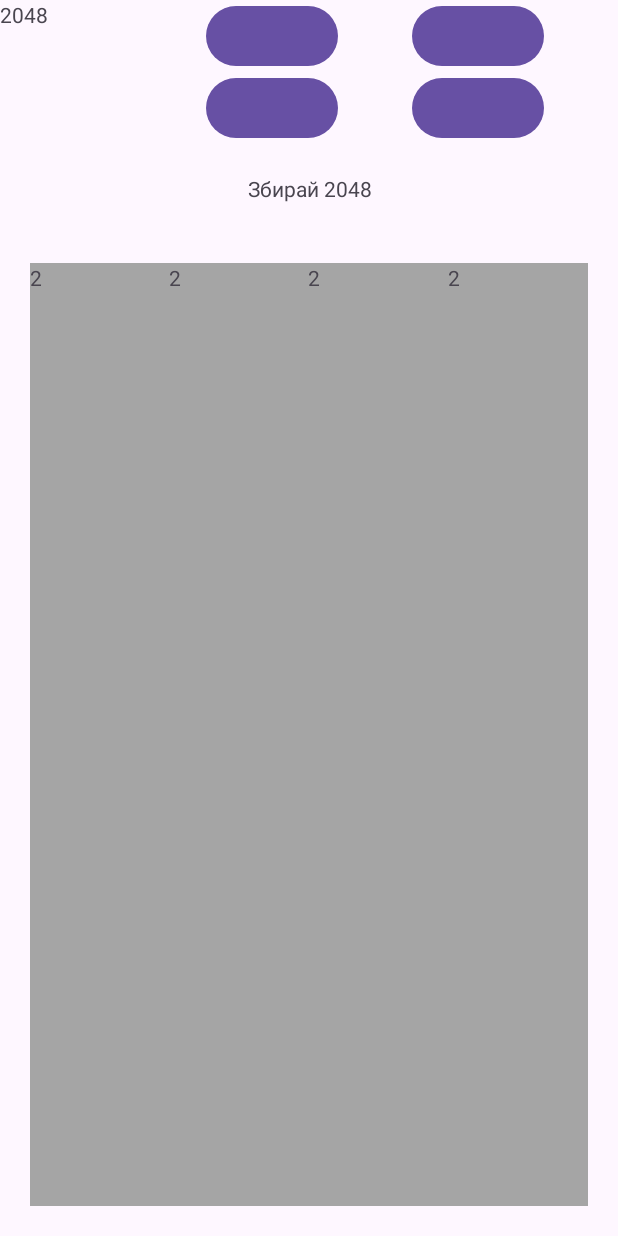
After one commit to dns-lector/Android-Pv-221, an Android app: the GameActivity screen opened directly, with no data from a screen before it, on a phone screen of 412 x 824 dp. The commit adds this screen. Run offline under Robolectric (Android 15) with nearby library versions, the phone set to English and light mode, and no system bars.

Commit message:
Game -- 1

```diff
--- a/app/src/main/AndroidManifest.xml
+++ b/app/src/main/AndroidManifest.xml
@@ -13,6 +13,9 @@
         android:theme="@style/Theme.AndroidPv221"
         tools:targetApi="31">
         <activity
+            android:name=".GameActivity"
+            android:exported="false" />
+        <activity
             android:name=".CalcActivity"
             android:exported="false" />
         <activity
--- /dev/null
+++ b/app/src/main/java/itstep/learning/android_pv_221/GameActivity.java
@@ -0,0 +1,48 @@
+package itstep.learning.android_pv_221;
+
+import android.os.Bundle;
+import android.widget.Toast;
+
+import androidx.activity.EdgeToEdge;
+import androidx.appcompat.app.AppCompatActivity;
+import androidx.core.graphics.Insets;
+import androidx.core.view.ViewCompat;
+import androidx.core.view.WindowInsetsCompat;
+
+public class GameActivity extends AppCompatActivity {
+
+    @Override
+    protected void onCreate(Bundle savedInstanceState) {
+        super.onCreate(savedInstanceState);
+        EdgeToEdge.enable(this);
+        setContentView(R.layout.activity_game);
+        ViewCompat.setOnApplyWindowInsetsListener(findViewById(R.id.game_layout), (v, insets) -> {
+            Insets systemBars = insets.getInsets(WindowInsetsCompat.Type.systemBars());
+            v.setPadding(systemBars.left, systemBars.top, systemBars.right, systemBars.bottom);
+            return insets;
+        });
+
+        findViewById( R.id.game_ll_field )
+                .setOnTouchListener( new OnSwipeListener(GameActivity.this) {
+                    @Override
+                    public void onSwipeBottom() {
+                        Toast.makeText(GameActivity.this, "Bottom", Toast.LENGTH_SHORT).show();
+                    }
+
+                    @Override
+                    public void onSwipeLeft() {
+                        Toast.makeText(GameActivity.this, "Left", Toast.LENGTH_SHORT).show();
+                    }
+
+                    @Override
+                    public void onSwipeRight() {
+                        Toast.makeText(GameActivity.this, "Right", Toast.LENGTH_SHORT).show();
+                    }
+
+                    @Override
+                    public void onSwipeTop() {
+                        Toast.makeText(GameActivity.this, "Top", Toast.LENGTH_SHORT).show();
+                    }
+                });
+    }
+}
--- a/app/src/main/java/itstep/learning/android_pv_221/MainActivity.java
+++ b/app/src/main/java/itstep/learning/android_pv_221/MainActivity.java
@@ -26,10 +26,16 @@ public class MainActivity extends AppCompatActivity {
         });
         Button button = findViewById( R.id.main_btn_calc );
         button.setOnClickListener( this::onCalcButtonClick );
+
+        findViewById( R.id.main_btn_game ).setOnClickListener( this::onGameButtonClick );
     }
 
     private void onCalcButtonClick( View view ) {
         Intent intent = new Intent( MainActivity.this, CalcActivity.class );
+        startActivity( intent );
+    }
+    private void onGameButtonClick( View view ) {
+        Intent intent = new Intent( MainActivity.this, GameActivity.class );
         startActivity( intent );
     }
 }
--- /dev/null
+++ b/app/src/main/res/layout/activity_game.xml
@@ -0,0 +1,91 @@
+<?xml version="1.0" encoding="utf-8"?>
+<LinearLayout xmlns:android="http://schemas.android.com/apk/res/android"
+    xmlns:app="http://schemas.android.com/apk/res-auto"
+    xmlns:tools="http://schemas.android.com/tools"
+    android:id="@+id/game_layout"
+    android:layout_width="match_parent"
+    android:layout_height="match_parent"
+    android:orientation="vertical"
+    tools:context=".GameActivity">
+
+    <LinearLayout
+        android:layout_width="match_parent"
+        android:layout_height="wrap_content"
+        android:orientation="horizontal">
+        <TextView
+            android:layout_width="0dp"
+            android:layout_weight="1"
+            android:layout_height="match_parent"
+            android:text="2048"/>
+        <LinearLayout
+            android:layout_width="0dp"
+            android:layout_weight="1"
+            android:layout_height="match_parent"
+            android:orientation="vertical">
+            <Button
+                android:layout_width="wrap_content"
+                android:layout_height="wrap_content"/>
+            <Button
+                android:layout_width="wrap_content"
+                android:layout_height="wrap_content"/>
+        </LinearLayout>
+        <LinearLayout
+            android:layout_width="0dp"
+            android:layout_weight="1"
+            android:layout_height="match_parent"
+            android:orientation="vertical">
+            <Button
+                android:layout_width="wrap_content"
+                android:layout_height="wrap_content"/>
+            <Button
+                android:layout_width="wrap_content"
+                android:layout_height="wrap_content"/>
+        </LinearLayout>
+    </LinearLayout>
+
+    <TextView
+        android:layout_width="match_parent"
+        android:layout_height="wrap_content"
+        android:layout_margin="20dp"
+        android:textAlignment="center"
+        android:text="Збирай 2048"/>
+
+    <LinearLayout
+        android:id="@+id/game_ll_field"
+        android:layout_width="match_parent"
+        android:layout_height="match_parent"
+        android:layout_margin="20dp"
+        android:background="@color/calc_history_color"
+        android:orientation="vertical">
+        <LinearLayout
+            android:layout_width="match_parent"
+            android:layout_weight="1"
+            android:layout_height="0dp">
+            <TextView
+                android:id="@+id/game_cell_00"
+                android:layout_width="0dp"
+                android:layout_weight="1"
+                android:layout_height="match_parent"
+                android:text="2"/>
+            <TextView
+                android:id="@+id/game_cell_01"
+                android:layout_width="0dp"
+                android:layout_weight="1"
+                android:layout_height="match_parent"
+                android:text="2"/>
+            <TextView
+                android:id="@+id/game_cell_02"
+                android:layout_width="0dp"
+                android:layout_weight="1"
+                android:layout_height="match_parent"
+                android:text="2"/>
+            <TextView
+                android:id="@+id/game_cell_03"
+                android:layout_width="0dp"
+                android:layout_weight="1"
+                android:layout_height="match_parent"
+                android:text="2"/>
+        </LinearLayout>
+    </LinearLayout>
+
+</LinearLayout>
--- a/app/src/main/res/layout/activity_main.xml
+++ b/app/src/main/res/layout/activity_main.xml
@@ -43,12 +43,12 @@
             app:backgroundTint="@null" />
 
         <Button
-            android:id="@+id/button2"
+            android:id="@+id/main_btn_game"
             android:layout_width="match_parent"
             android:layout_height="wrap_content"
             android:background="@color/main_btn_background"
             android:layout_marginTop="40dp"
-            android:text="@string/main_btn_calc"
+            android:text="@string/main_btn_game"
             android:textSize="20sp"
             app:backgroundTint="@null" />
     </LinearLayout>
--- a/app/src/main/res/values/strings.xml
+++ b/app/src/main/res/values/strings.xml
@@ -2,6 +2,7 @@
     <string name="app_name">Android-Pv-221</string>
     <string name="app_title">Знайомство \u0026 з Андроїд</string>
     <string name="main_btn_calc">Калькулятор</string>
+    <string name="main_btn_game">2048</string>
 
     <!-- region Calc -->
     <string name="calc_tv_title">Калькулятор</string>
```
Also changed, not shown: app/src/main/java/itstep/learning/android_pv_221/OnSwipeListener.java (added, +89 -0 lines), app/src/main/res/values/colors.xml (+20 -0 lines).
